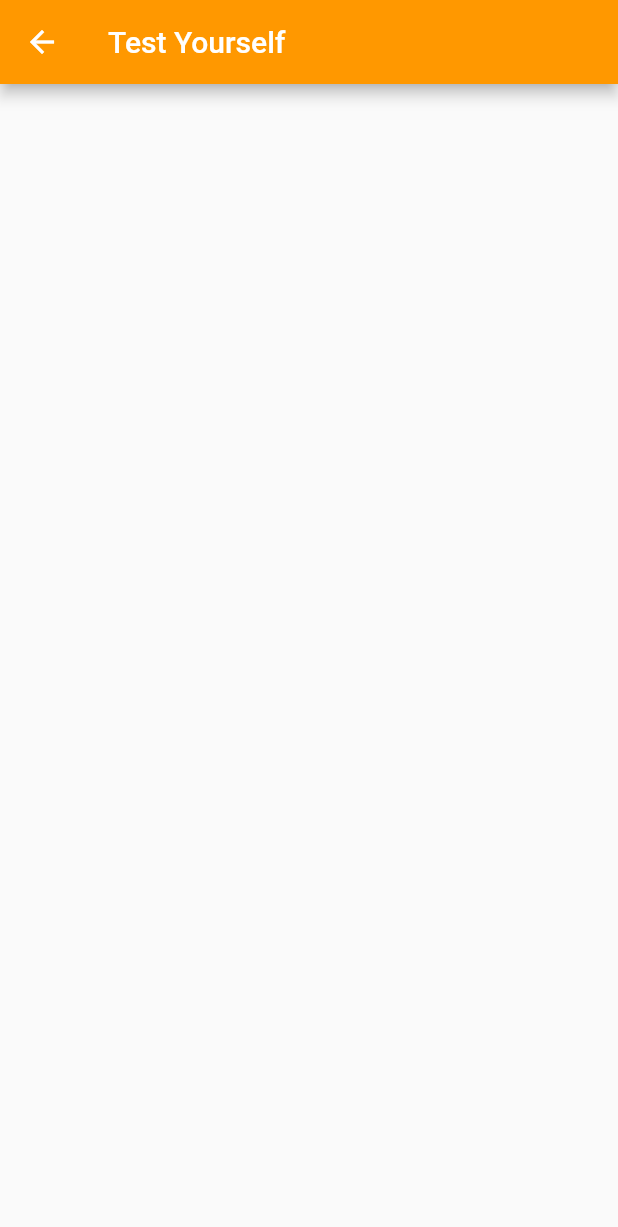
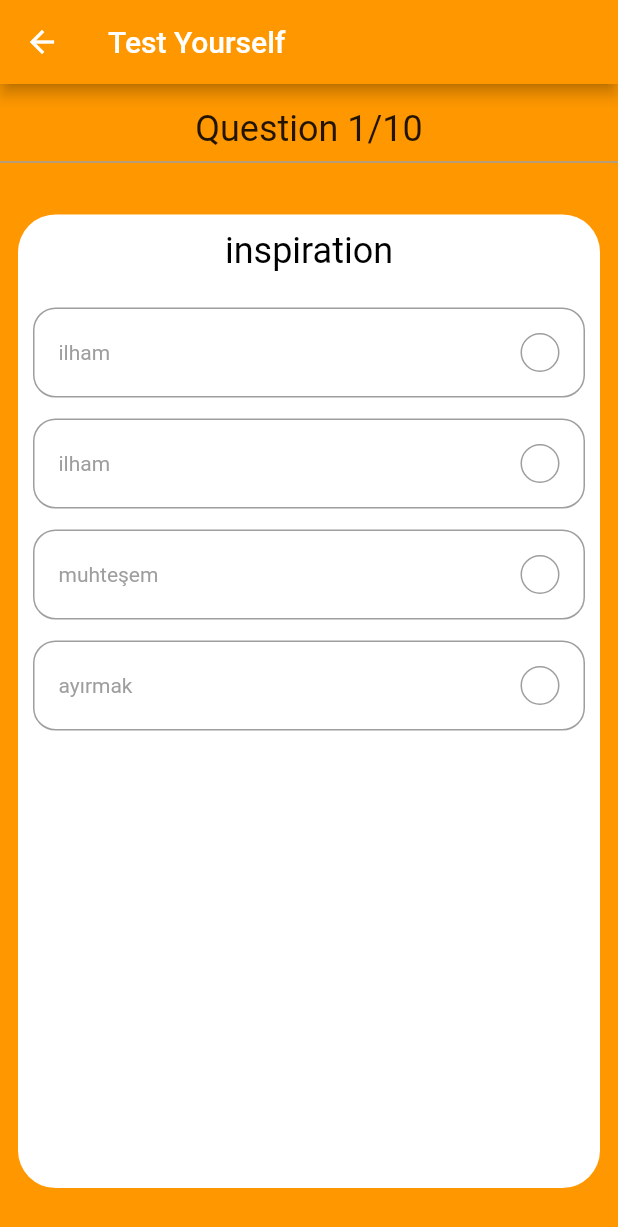
Before and after one commit to furkan-A/Word_Cards, a Flutter app: the Testyourself screen opened directly, on a phone screen of 412 x 824 dp. Shown: the top 1227 px of the screen. Run offline on Flutter 3.47's test engine with Material 2 defaults, Android fonts, the phone set to English and light mode, and no system bars.

Commit message:
test section developed

```diff
--- a/lib/learn_words.dart
+++ b/lib/learn_words.dart
@@ -42,7 +42,7 @@ class _LearnWordState extends State<LearnWord> {
             TextButton(
                 onPressed: () {
                   setState(() {
-                    vocab.nextIndex();
+                    // vocab.nextIndex();
                   });
                 },
                 child: Text(
--- /dev/null
+++ b/lib/option.dart
@@ -0,0 +1,45 @@
+import 'package:flutter/material.dart';
+
+class Option extends StatelessWidget {
+  const Option({
+    Key? key,
+    required this.text,
+    // required this.index,
+    required this.press,
+  }) : super(key: key);
+  final String text;
+  // final int index;
+  final VoidCallback press;
+
+  @override
+  Widget build(BuildContext context) {
+    return InkWell(
+      onTap: press,
+      child: Container(
+        margin: const EdgeInsets.only(top: 14.0),
+        padding: const EdgeInsets.all(16.0),
+        decoration: BoxDecoration(
+          border: Border.all(color: Colors.grey),
+          borderRadius: BorderRadius.circular(15),
+        ),
+        child: Row(
+          mainAxisAlignment: MainAxisAlignment.spaceBetween,
+          children: [
+            Text(
+              text,
+              style: const TextStyle(color: Colors.grey, fontSize: 14),
+            ),
+            Container(
+              height: 26,
+              width: 26,
+              decoration: BoxDecoration(
+                borderRadius: BorderRadius.circular(50),
+                border: Border.all(color: Colors.grey),
+              ),
+            )
+          ],
+        ),
+      ),
+    );
+  }
+}
--- /dev/null
+++ b/lib/question_card.dart
@@ -0,0 +1,74 @@
+import 'dart:math';
+
+import 'package:flutter/material.dart';
+import 'package:words/vocabulary.dart';
+
+import 'constants.dart';
+import 'option.dart';
+
+// ignore: must_be_immutable
+class QuestionCard extends StatelessWidget {
+  QuestionCard({
+    Key? key,
+    required this.vocab,
+  }) : super(key: key);
+
+  final Vocabulary vocab;
+  List<Option> options = [];
+  List<Option> randomOptions = [];
+  Random rnd = Random();
+
+  @override
+  Widget build(BuildContext context) {
+    return Container(
+      padding: const EdgeInsets.all(10.0),
+      margin: const EdgeInsets.only(bottom: 32, right: 12, left: 12, top: 12),
+      decoration: BoxDecoration(
+        color: Colors.white,
+        borderRadius: BorderRadius.circular(25),
+      ),
+      child: Column(
+        children: [
+          Text(
+            vocab.getKey(),
+            style: wordStyle,
+          ),
+          const SizedBox(
+            height: 10,
+          ),
+          Option(text: vocab.getRandomMean(), press: () {}),
+          Option(text: vocab.getMean(), press: () {}),
+          Option(text: vocab.getRandomMean(), press: () {}),
+          Option(text: vocab.getRandomMean(), press: () {}),
+        ],
+      ),
+    );
+  }
+
+  // void createOptions() {
+  //   options.clear();
+  //   Option opTrue = Option(
+  //     text: vocab.getMean(),
+  //     press: () {},
+  //   );
+  //   options.add(opTrue);
+  //   for (int i = 0; i < 3; i++) {
+  //     Option opFalse = Option(
+  //       text: vocab.getRandomMean(),
+  //       press: () {},
+  //     );
+  //     options.add(opFalse);
+  //   }
+  // }
+
+  // List<Option> pickRandomOption() {
+  //   createOptions();
+  //   Option option;
+  //   for (int i = 0; i < options.length; i++) {
+  //     option = options[rnd.nextInt(options.length)];
+  //     randomOptions.add(option);
+  //     options.remove(option);
+  //   }
+  //   return randomOptions;
+  // }
+}
--- a/lib/test_yourself.dart
+++ b/lib/test_yourself.dart
@@ -1,4 +1,7 @@
 import 'package:flutter/material.dart';
+
+import 'package:words/question_card.dart';
+import 'package:words/vocabulary.dart';
 
 class Testyourself extends StatefulWidget {
   const Testyourself({Key? key}) : super(key: key);
@@ -9,9 +12,11 @@ class Testyourself extends StatefulWidget {
 
 class _TestyourselfState extends State<Testyourself> {
   static String title = 'Test Yourself';
+  Vocabulary vocab = Vocabulary();
   @override
   Widget build(BuildContext context) {
     return Scaffold(
+      backgroundColor: Colors.orange,
       appBar: AppBar(
         title: Text(title),
         backgroundColor: Colors.orange,
@@ -19,6 +24,34 @@ class _TestyourselfState extends State<Testyourself> {
       body: Center(
         child: Column(
           mainAxisAlignment: MainAxisAlignment.center,
+          children: <Widget>[
+            const Padding(
+              padding: EdgeInsets.only(top: 16.0),
+              child: Text.rich(
+                TextSpan(
+                  text: "Question 1",
+                  style: TextStyle(fontSize: 24),
+                  children: [
+                    TextSpan(
+                      text: "/10",
+                    ),
+                  ],
+                ),
+              ),
+            ),
+            const Divider(
+              thickness: 1,
+              color: Colors.grey,
+            ),
+            const SizedBox(
+              height: 15,
+            ),
+            Expanded(
+              child: PageView.builder(
+                itemBuilder: (context, index) => QuestionCard(vocab: vocab),
+              ),
+            ),
+          ],
         ),
       ),
     );
--- a/lib/vocabulary.dart
+++ b/lib/vocabulary.dart
@@ -1,26 +1,38 @@
+import 'dart:math';
+
 import 'package:words/word.dart';
 
 class Vocabulary {
-  int _index = 0;
+  Random rnd = Random();
+  int _index = -1;
+
   List<Word> wordBank = [
-    Word(key: 'inspration', mean: 'ilham'),
+    Word(key: 'inspiration', mean: 'ilham'),
     Word(key: 'assumption', mean: 'varsayım'),
     Word(key: 'rough', mean: 'kaba', desc: 'rude'),
     Word(key: 'intuation', mean: 'sezgi'),
-    Word(key: 'intentional', mean: 'kasıtlı')
+    Word(key: 'intentional', mean: 'kasıtlı'),
+    Word(key: 'claim', mean: 'iddia'),
+    Word(key: 'deploy', mean: 'dağıtmak'),
+    Word(key: 'spectacular', mean: 'muhteşem'),
+    Word(key: 'distinguish', mean: 'ayırmak'),
+    Word(key: 'stunning', mean: 'çekici'),
   ];
 
   void addNewWord(Word item) {
     wordBank.add(item);
   }
 
-  void nextIndex() {
-    if (_index + 1 < wordBank.length) {
-      _index++;
-    }
-  }
+  // void nextIndex() {
+  //   if (_index + 1 < wordBank.length) {
+  //     _index++;
+  //   }
+  // }
 
   String getKey() {
+    if (_index + 1 < wordBank.length) {
+      ++_index;
+    }
     return wordBank[_index].key;
   }
 
@@ -28,6 +40,10 @@ class Vocabulary {
     return wordBank[_index].mean;
   }
 
+  String getRandomMean() {
+    return wordBank[rnd.nextInt(wordBank.length)].mean;
+  }
+
   // String setKey(String newKey) => key = newKey;
 
   // String setValue(String newValue) => value = newValue;
```
